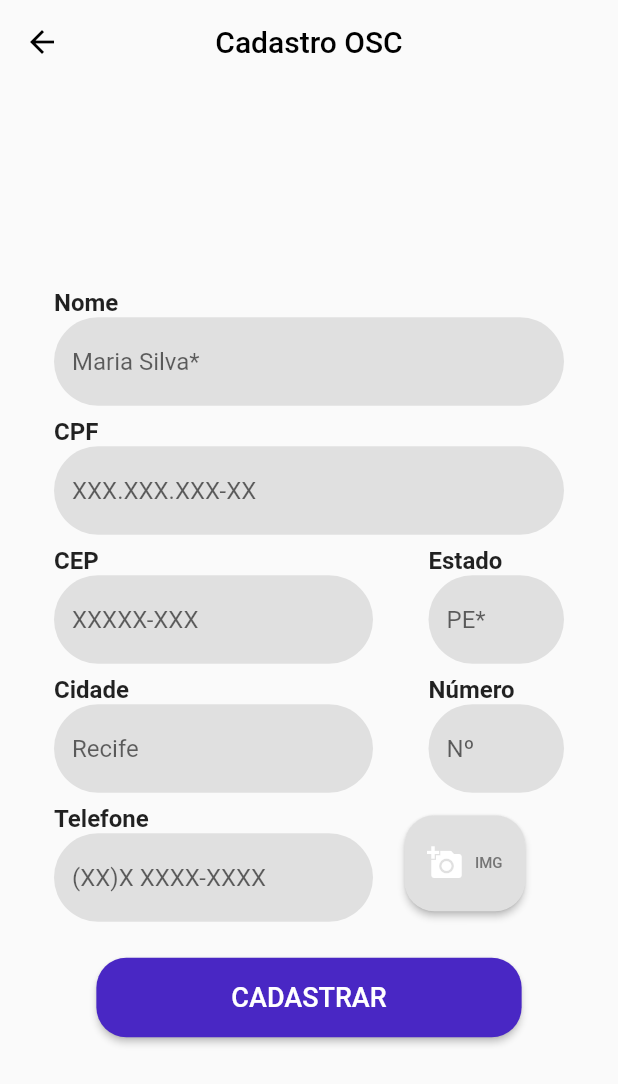
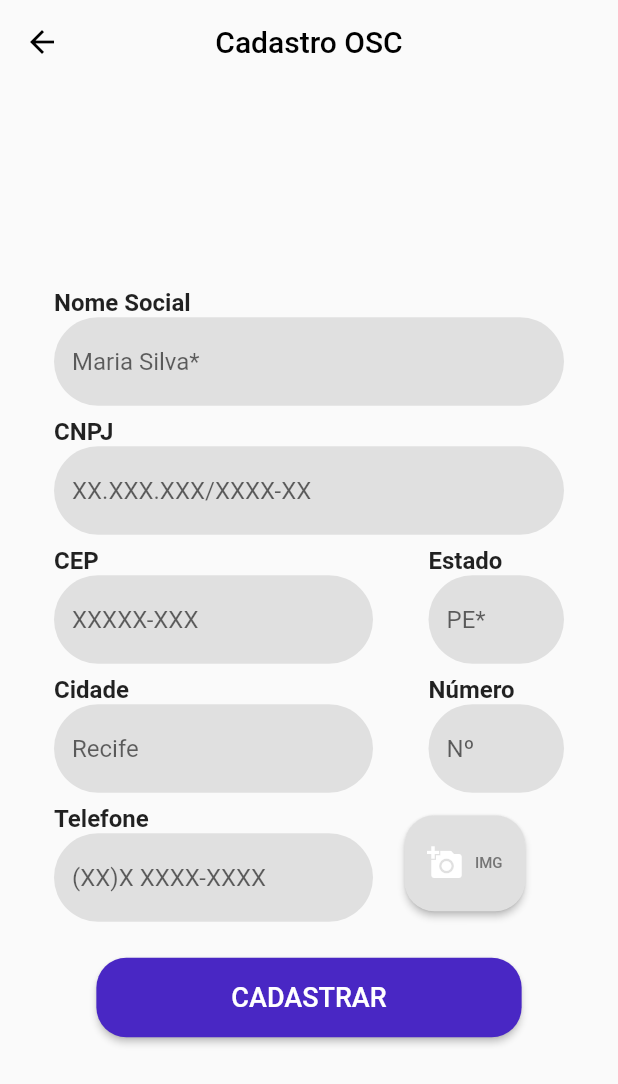
Before and after one commit to LuizFelipe33/Sem-Desperdicio-, a Flutter app: the CadastroOSC screen opened by its route, on a phone screen of 412 x 824 dp. Shown: the top 1084 px of the screen. Run offline on Flutter 3.47's test engine with Material 2 defaults, Android fonts, the phone set to English and light mode, and no system bars.

Commit message:
mudança de texto
de CPF para CNPJ
de NOME para Nome Social

```diff
--- a/lib/Cadastros/CadastroOSC/cadastroOSC.dart
+++ b/lib/Cadastros/CadastroOSC/cadastroOSC.dart
@@ -14,7 +14,7 @@ class _CadastroOSCState extends State<CadastroOSC > {
 
   Widget fieldName(){
     return ListTile(
-      title: Text("Nome",style: const TextStyle(fontWeight: FontWeight.bold)),
+      title: Text("Nome Social",style: const TextStyle(fontWeight: FontWeight.bold)),
       subtitle: TextFormField(
         decoration: InputDecoration(
           hintText: 'Maria Silva*',
@@ -32,12 +32,12 @@ class _CadastroOSCState extends State<CadastroOSC > {
 
   Widget fieldCPF(){
     return ListTile(
-      title: Text("CPF",
+      title: Text("CNPJ",
           style: const TextStyle(fontWeight: FontWeight.bold)
       ),
       subtitle: TextFormField(
         decoration: InputDecoration(
-          hintText: 'XXX.XXX.XXX-XX',
+          hintText: 'XX.XXX.XXX/XXXX-XX',
           filled: true,
           fillColor: Colors.grey.shade300,
 
```
